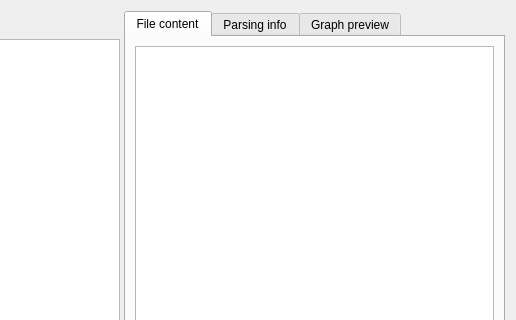
The window that GUI/coregui/Views/ImportDataWidgets/ImportDialog.ui (scgmlz/BornAgain) describes before a commit, drawn with Qt 5; both pictures show x 650 to 1166 and y 0 to 320 of the 1166 by 778 pixel window.
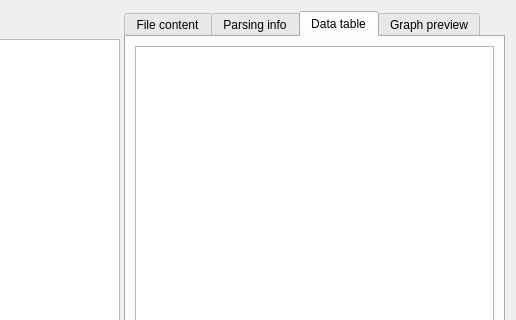
The same window after the commit. Custom widgets are drawn as their Qt base class.

Commit message: Implement data loaders

```diff
--- a/GUI/coregui/Views/ImportDataWidgets/ImportDialog.ui
+++ b/GUI/coregui/Views/ImportDataWidgets/ImportDialog.ui
@@ -188,7 +188,7 @@
      </widget>
      <widget class="QTabWidget" name="tabWidget">
       <property name="currentIndex">
-       <number>0</number>
+       <number>2</number>
       </property>
       <widget class="QWidget" name="tab_3">
        <attribute name="title">
@@ -218,6 +218,16 @@
         </item>
        </layout>
       </widget>
+      <widget class="QWidget" name="tab_4">
+       <attribute name="title">
+        <string>Data table</string>
+       </attribute>
+       <layout class="QVBoxLayout" name="verticalLayout_7">
+        <item>
+         <widget class="QTableWidget" name="dataTable"/>
+        </item>
+       </layout>
+      </widget>
       <widget class="QWidget" name="tab_2">
        <attribute name="title">
         <string>Graph preview</string>
```
The commit also changes 3 other files.
